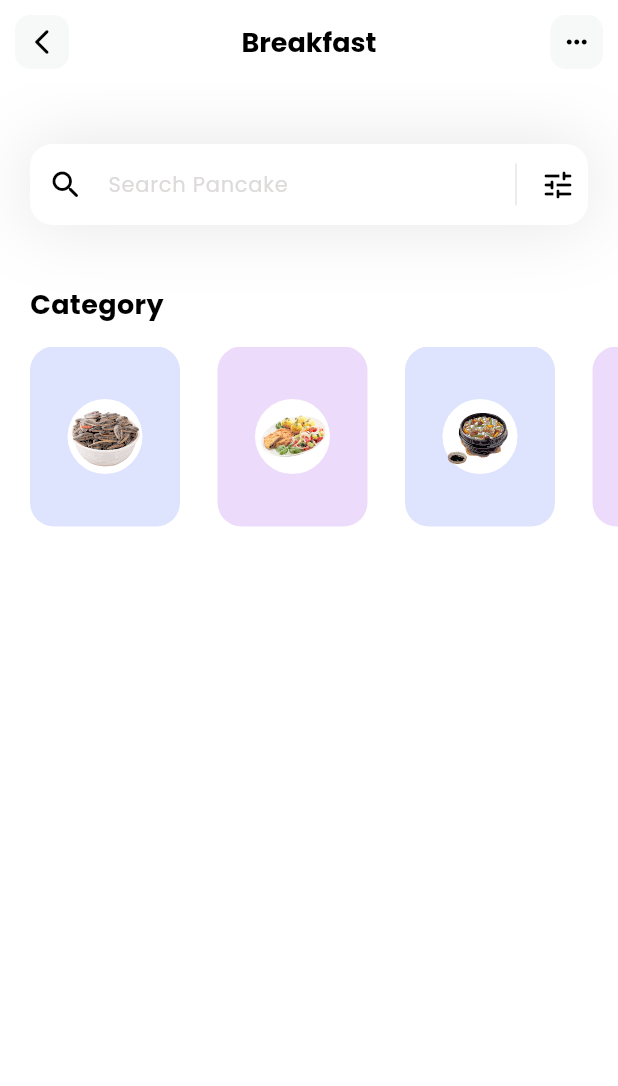
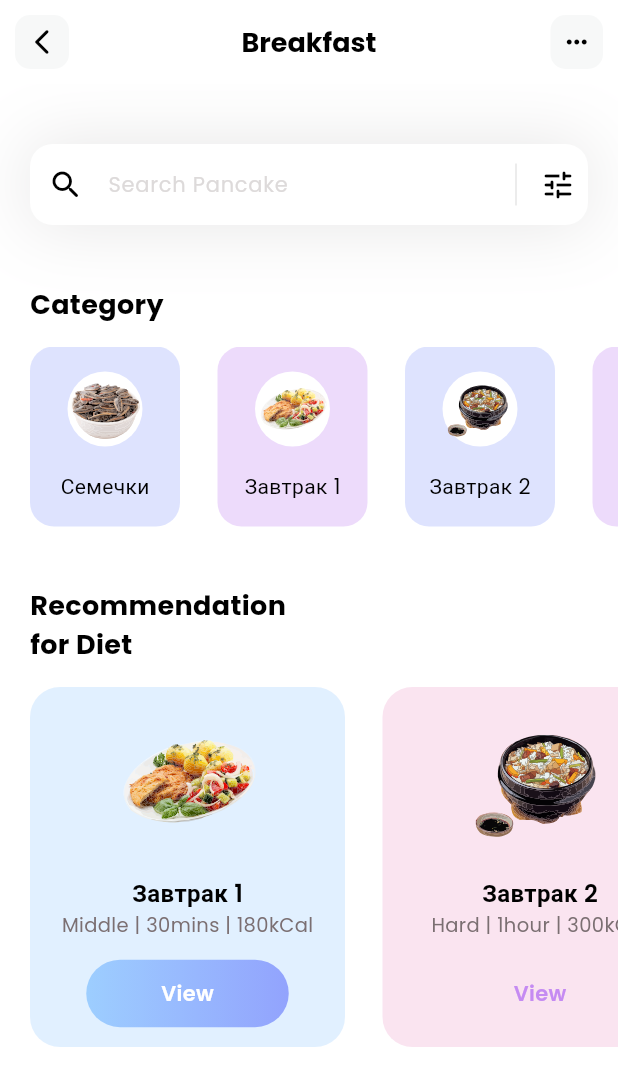
Before and after one commit to Vadimcha/DietApp, a Flutter app: the screen it shows after launch, on a phone screen of 412 x 824 dp. Shown: the top 1086 px of the screen. Run offline on Flutter 3.47's test engine with Material 3 defaults, Android fonts, the phone set to English and light mode, and no system bars; our stand-ins replace flutter_svg.

Commit message:
Finished ceategory section and make diets section

```diff
--- a/lib/components/CategorySection.dart
+++ b/lib/components/CategorySection.dart
@@ -46,7 +46,7 @@ class CategorySection extends StatelessWidget {
                   borderRadius: BorderRadius.circular(16),
                 ),
                 child: Column(
-                  mainAxisAlignment: MainAxisAlignment.center,
+                  mainAxisAlignment: MainAxisAlignment.spaceEvenly,
                   children: [
                     Container(
                       width: 50,
@@ -56,7 +56,13 @@ class CategorySection extends StatelessWidget {
                         shape: BoxShape.circle,
                       ),
                       child: SvgPicture.asset(categories[index].iconPath),
-                    )
+                    ),
+                    Text(categories[index].name,
+                        style: const TextStyle(
+                          fontWeight: FontWeight.w400,
+                          color: Colors.black,
+                          fontSize: 14,
+                        ))
                   ],
                 ),
               ),
--- /dev/null
+++ b/lib/components/DietSection.dart
@@ -0,0 +1,112 @@
+import 'package:flutter/material.dart';
+import 'package:flutter_svg/svg.dart';
+
+import '../models/diet_model.dart';
+
+class DietSection extends StatelessWidget {
+  DietSection({super.key});
+
+  List<DietModel> diets = [];
+  void _getDiets() {
+    diets = DietModel.getDiets();
+  }
+
+  @override
+  Widget build(BuildContext context) {
+    _getDiets();
+    return Column(
+      crossAxisAlignment: CrossAxisAlignment.start,
+      children: [
+        const Padding(
+          padding: EdgeInsets.only(left: 20),
+          child: Text(
+            'Recommendation\nfor Diet',
+            style: TextStyle(
+              color: Colors.black,
+              fontSize: 18,
+              fontWeight: FontWeight.bold,
+            ),
+          ),
+        ),
+        const SizedBox(
+          height: 15,
+        ),
+        SizedBox(
+          height: 240,
+          child: ListView.separated(
+            itemBuilder: (content, index) => Container(
+              width: 210,
+              decoration: BoxDecoration(
+                color: diets[index].boxColor.withOpacity(.3),
+                borderRadius: BorderRadius.circular(20),
+              ),
+              child: Column(
+                mainAxisAlignment: MainAxisAlignment.spaceEvenly,
+                children: [
+                  SvgPicture.asset(
+                    diets[index].iconPath,
+                    width: 100,
+                    height: 100,
+                  ),
+                  Column(
+                    children: [
+                      Text(
+                        diets[index].name,
+                        style: const TextStyle(
+                          fontWeight: FontWeight.w600,
+                          color: Colors.black,
+                          fontSize: 16,
+                        ),
+                      ),
+                      Text(
+                        '${diets[index].level} | ${diets[index].duration} | ${diets[index].calorie}',
+                        style: const TextStyle(
+                          color: Color(0xff7b6f72),
+                          fontSize: 13,
+                          fontWeight: FontWeight.w400,
+                        ),
+                      ),
+                    ],
+                  ),
+                  Container(
+                    height: 45,
+                    width: 135,
+                    decoration: BoxDecoration(
+                      gradient: LinearGradient(
+                        colors: [
+                          (diets[index].viewIsSelected
+                              ? const Color(0xff9dceff)
+                              : Colors.transparent),
+                          (diets[index].viewIsSelected
+                              ? const Color(0xff92a3fd)
+                              : Colors.transparent),
+                        ],
+                      ),
+                      borderRadius: BorderRadius.circular(50),
+                    ),
+                    child: Center(
+                      child: Text(
+                        'View',
+                        style: TextStyle(
+                          color: diets[index].viewIsSelected
+                              ? Colors.white
+                              : const Color(0xffc58bf2),
+                          fontWeight: FontWeight.w600,
+                          fontSize: 14,
+                        ),
+                      ),
+                    ),
+                  )
+                ],
+              ),
+            ),
+            separatorBuilder: (content, index) => const SizedBox(width: 25),
+            itemCount: diets.length,
+            scrollDirection: Axis.horizontal,
+            padding: const EdgeInsets.only(left: 20, right: 20),
+          ),
+        ),
+      ],
+    );
+  }
+}
--- /dev/null
+++ b/lib/models/diet_model.dart
@@ -0,0 +1,63 @@
+import 'package:flutter/material.dart';
+
+class DietModel {
+  String name;
+  String iconPath;
+  String level;
+  String duration;
+  String calorie;
+  Color boxColor;
+  bool viewIsSelected;
+
+  DietModel({
+    required this.name,
+    required this.iconPath,
+    required this.level,
+    required this.duration,
+    required this.calorie,
+    required this.boxColor,
+    required this.viewIsSelected,
+  });
+
+  static List<DietModel> getDiets() {
+    List<DietModel> diets = [];
+
+    diets.add(
+      DietModel(
+        name: 'Завтрак 1',
+        iconPath: 'assets/Завтрак 1.svg',
+        level: 'Middle',
+        duration: '30mins',
+        calorie: '180kCal',
+        viewIsSelected: true,
+        boxColor: const Color(0xff9DCEFF),
+      ),
+    );
+
+    diets.add(
+      DietModel(
+        name: 'Завтрак 2',
+        iconPath: 'assets/Завтрак 2.svg',
+        level: 'Hard',
+        duration: '1hour',
+        calorie: '300kCal',
+        viewIsSelected: false,
+        boxColor: const Color(0xffEEA4CE),
+      ),
+    );
+
+    diets.add(
+      DietModel(
+        name: 'Яичница',
+        iconPath: 'assets/Яичница.svg',
+        level: 'Easy',
+        duration: '10mins',
+        calorie: '100kCal',
+        viewIsSelected: false,
+        boxColor: const Color(0xffEEA4CE),
+      ),
+    );
+
+    return diets;
+  }
+}
--- a/lib/pages/home.dart
+++ b/lib/pages/home.dart
@@ -1,3 +1,4 @@
+import 'package:diet_app/components/DietSection.dart';
 import 'package:flutter/material.dart';
 
 import '../components/CategorySection.dart';
@@ -10,14 +11,13 @@ class HomePage extends StatelessWidget {
   Widget build(BuildContext context) {
     return Scaffold(
       appBar: _appBar(),
-      body: Column(
-        crossAxisAlignment: CrossAxisAlignment.start,
+      body: ListView(
         children: [
           const MySearchBar(),
-          const SizedBox(
-            height: 40,
-          ),
+          const SizedBox(height: 40),
           CategorySection(),
+          const SizedBox(height: 40),
+          DietSection(),
         ],
       ),
       backgroundColor: Colors.white,
```
